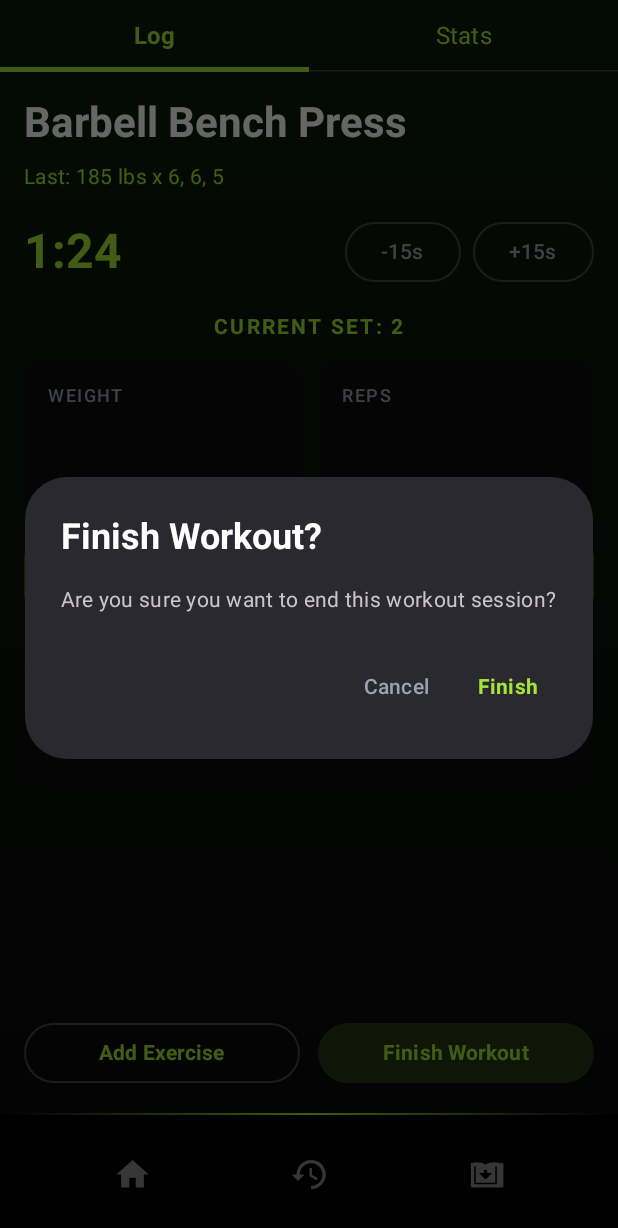
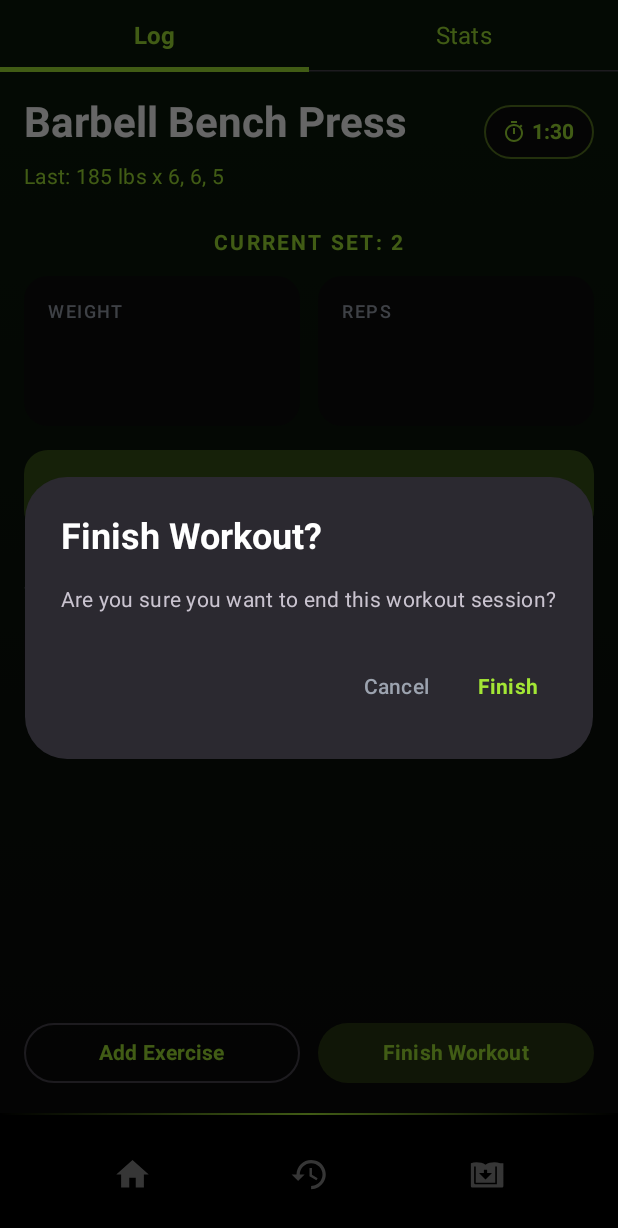
Before and after one commit to ricojamie/GymTime, an Android app built with Jetpack Compose: the WorkoutScreen screen opened through its navigation route, after a tap on "Finish Workout", on a phone screen of 412 x 824 dp. Shown: the top 1228 px of the screen. Run offline under Robolectric (Android 15) with nearby library versions, the phone set to English and light mode, and no system bars; our stand-ins replace Dagger/Hilt's generated code, Room's generated code; 3 other taps on this screen came first.

Commit message:
refactor(ui): move timer to header pill to save space

```diff
--- a/app/src/main/java/com/example/gymtime/ui/workout/WorkoutScreen.kt
+++ b/app/src/main/java/com/example/gymtime/ui/workout/WorkoutScreen.kt
@@ -88,19 +88,24 @@ fun WorkoutScreen() {
 fun LogTab() {
     var weight by remember { mutableStateOf("") }
     var reps by remember { mutableStateOf("") }
-    var restTime by remember { mutableIntStateOf(91) } // 1:31 in seconds
+    var restTime by remember { mutableIntStateOf(90) } // Default 90s
+    var isTimerRunning by remember { mutableStateOf(false) }
     var currentSetNumber by remember { mutableIntStateOf(2) }
     var loggedSets by remember { mutableStateOf(listOf(LoggedSet(1, "185", "6"))) }
     var showFinishDialog by remember { mutableStateOf(false) }
+    var showTimerDialog by remember { mutableStateOf(false) }
 
     val view = LocalView.current
     val scope = rememberCoroutineScope()
 
-    // Timer countdown
-    LaunchedEffect(Unit) {
-        while (true) {
+    // Timer countdown logic
+    LaunchedEffect(isTimerRunning) {
+        if (isTimerRunning) {
+            while (restTime > 0 && isTimerRunning) {
                 delay(1000)
-            if (restTime > 0) restTime--
+                restTime--
+            }
+            isTimerRunning = false // Stop when 0
         }
     }
 
@@ -109,7 +114,7 @@ fun LogTab() {
             .fillMaxSize()
             .padding(16.dp)
     ) {
-        // Exercise Header
+        // Exercise Header + Timer Pill
         Row(
             modifier = Modifier.fillMaxWidth(),
             horizontalArrangement = Arrangement.SpaceBetween,
@@ -130,44 +135,37 @@ fun LogTab() {
                     color = PrimaryAccent
                 )
             }
-        }
 
-        Spacer(modifier = Modifier.height(16.dp))
-
-        // Timer Row
+            // Timer Pill
+            Surface(
+                onClick = { showTimerDialog = true },
+                shape = androidx.compose.foundation.shape.CircleShape,
+                color = SurfaceCards,
+                border = androidx.compose.foundation.BorderStroke(1.dp, PrimaryAccent.copy(alpha = 0.5f)),
+                modifier = Modifier.padding(start = 8.dp)
+            ) {
                 Row(
-            modifier = Modifier.fillMaxWidth(),
-            horizontalArrangement = Arrangement.SpaceBetween,
-            verticalAlignment = Alignment.CenterVertically
+                    modifier = Modifier.padding(horizontal = 12.dp, vertical = 8.dp),
+                    verticalAlignment = Alignment.CenterVertically,
+                    horizontalArrangement = Arrangement.spacedBy(4.dp)
                 ) {
+                    Icon(
+                        painter = androidx.compose.ui.res.painterResource(id = com.example.gymtime.R.drawable.ic_timer),
+                        contentDescription = "Timer",
+                        tint = PrimaryAccent,
+                        modifier = Modifier.size(16.dp)
+                    )
                     Text(
                         text = String.format("%d:%02d", restTime / 60, restTime % 60),
-                style = MaterialTheme.typography.headlineLarge,
+                        style = MaterialTheme.typography.labelLarge,
                         fontWeight = FontWeight.Bold,
                         color = PrimaryAccent
                     )
-
-            Row(horizontalArrangement = Arrangement.spacedBy(8.dp)) {
-                OutlinedButton(
-                    onClick = { restTime = maxOf(0, restTime - 15) },
-                    colors = ButtonDefaults.outlinedButtonColors(
-                        contentColor = TextTertiary
-                    )
-                ) {
-                    Text("-15s")
-                }
-                OutlinedButton(
-                    onClick = { restTime += 15 },
-                    colors = ButtonDefaults.outlinedButtonColors(
-                        contentColor = TextTertiary
-                    )
-                ) {
-                    Text("+15s")
                 }
             }
         }
 
-        Spacer(modifier = Modifier.height(16.dp))
+        Spacer(modifier = Modifier.height(24.dp))
 
         // Current Set Label
         Text(
@@ -219,6 +217,7 @@ fun LogTab() {
 
                     // Reset timer
                     restTime = 90
+                    isTimerRunning = true // Auto-start timer on log (optional, but good UX)
                 }
             },
             enabled = weight.isNotBlank() && reps.isNotBlank()
@@ -286,6 +285,68 @@ fun LogTab() {
                 Text("Finish Workout", fontWeight = FontWeight.Bold)
             }
         }
+    }
+
+    // Timer Dialog
+    if (showTimerDialog) {
+        AlertDialog(
+            onDismissRequest = { showTimerDialog = false },
+            title = {
+                Text(
+                    text = "Rest Timer",
+                    style = MaterialTheme.typography.headlineSmall,
+                    fontWeight = FontWeight.Bold,
+                    color = TextPrimary
+                )
+            },
+            text = {
+                Column(
+                    horizontalAlignment = Alignment.CenterHorizontally,
+                    modifier = Modifier.fillMaxWidth()
+                ) {
+                    Text(
+                        text = String.format("%d:%02d", restTime / 60, restTime % 60),
+                        style = MaterialTheme.typography.displayLarge,
+                        fontWeight = FontWeight.Bold,
+                        color = PrimaryAccent
+                    )
+                    Spacer(modifier = Modifier.height(16.dp))
+                    Row(
+                        horizontalArrangement = Arrangement.spacedBy(16.dp)
+                    ) {
+                        OutlinedButton(
+                            onClick = { restTime = maxOf(0, restTime - 15) },
+                            colors = ButtonDefaults.outlinedButtonColors(contentColor = TextTertiary)
+                        ) {
+                            Text("-15s")
+                        }
+                        OutlinedButton(
+                            onClick = { restTime += 15 },
+                            colors = ButtonDefaults.outlinedButtonColors(contentColor = TextTertiary)
+                        ) {
+                            Text("+15s")
+                        }
+                    }
+                }
+            },
+            confirmButton = {
+                Button(
+                    onClick = {
+                        isTimerRunning = true
+                        showTimerDialog = false
+                    },
+                    colors = ButtonDefaults.buttonColors(containerColor = PrimaryAccent)
+                ) {
+                    Text("Start Timer", color = Color.Black, fontWeight = FontWeight.Bold)
+                }
+            },
+            dismissButton = {
+                TextButton(onClick = { showTimerDialog = false }) {
+                    Text("Close", color = TextTertiary)
+                }
+            },
+            containerColor = SurfaceCards
+        )
     }
 
     // Finish Workout Confirmation Dialog
```
Lines whose indentation alone changed are shown as unchanged.
